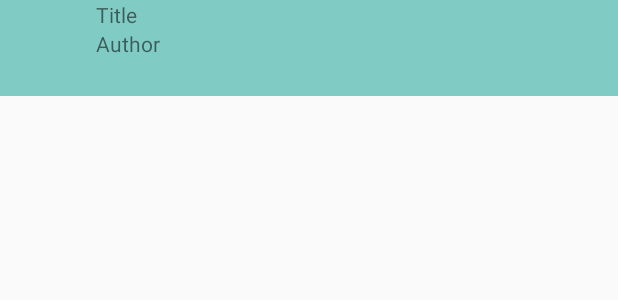
After one commit to marija283/BookProject, an Android app: the layout book_list_item.xml on its own in the app's theme, with its tools: preview values and no code run, on a phone screen of 412 x 824 dp. The commit adds this screen. Shown: the top 300 px of the screen. Run offline under Robolectric (Android 15) with nearby library versions, the phone set to English and light mode, and no system bars.

Commit message:
adapter for list books

```diff
--- a/app/src/main/java/mk/finki/mpip/bookproject/Tasks/GetAllBooksTask.java
+++ b/app/src/main/java/mk/finki/mpip/bookproject/Tasks/GetAllBooksTask.java
@@ -32,10 +32,10 @@ public class GetAllBooksTask extends AsyncTask<Void, Void, ArrayList<Book>> {
 
     Context context;
     private RestTemplate restTemplate;
-    private ArrayAdapter<Book> adapter;
+    private GetAllBooksAdapter adapter;
 
     //create with new GetAllBooksTask(getActivity(),adapter);
-    public GetAllBooksTask(Context context,ArrayAdapter<Book> adapter) {
+    public GetAllBooksTask(Context context,GetAllBooksAdapter adapter) {
         this.context = context;
         this.adapter = adapter;
     }
--- /dev/null
+++ b/app/src/main/res/layout/book_list_item.xml
@@ -0,0 +1,29 @@
+<?xml version="1.0" encoding="utf-8"?>
+<RelativeLayout xmlns:android="http://schemas.android.com/apk/res/android"
+    android:layout_width="match_parent"
+    android:layout_height="wrap_content"
+    android:background="@color/material_deep_teal_200">
+
+    <ImageView
+        android:layout_width="@dimen/book_image_width"
+        android:layout_height="@dimen/book_image_height"
+        android:id="@+id/book_image"
+        android:layout_alignParentTop="true"
+        android:layout_alignParentStart="true"></ImageView>
+    <TextView
+        android:id="@+id/book_title"
+        android:text="Title"
+        android:layout_toRightOf="@id/book_image"
+        android:layout_width="wrap_content"
+        android:layout_height="wrap_content" />
+
+
+    <TextView
+        android:layout_width="wrap_content"
+        android:layout_height="wrap_content"
+        android:text="Author"
+        android:id="@+id/book_author"
+        android:layout_below="@id/book_title"
+        android:layout_alignStart="@id/book_title"/>
+
+</RelativeLayout>
--- a/app/src/main/res/values/dimens.xml
+++ b/app/src/main/res/values/dimens.xml
@@ -6,4 +6,7 @@
     <dimen name="nav_header_vertical_spacing">16dp</dimen>
     <dimen name="nav_header_height">120dp</dimen>
     <dimen name="fab_margin">16dp</dimen>
+
+    <dimen name="book_image_width">64dp</dimen>
+    <dimen name="book_image_height">64dp</dimen>
 </resources>
--- a/app/src/main/res/values/strings.xml
+++ b/app/src/main/res/values/strings.xml
@@ -9,5 +9,9 @@
     <string name="user_name">User Name</string>
     <string name="action_refresh">Refresh</string>
 
-    <string name="url_books">http://192.168.56.1:8080/book-project/api/books</string>
+    <!--<string name="url_books">http://192.168.56.1:8080/book-project/api/books</string>-->
+    <string name="url_books"> https://api.myjson.com/bins/3cw19</string>
+    <string name="url_book"> https://api.myjson.com/bins/4sjlp </string>
+
+
 </resources>
```
Also changed, not shown: app/src/main/java/mk/finki/mpip/bookproject/Entities/Book.java (+6 -7 lines), app/src/main/java/mk/finki/mpip/bookproject/Fragments/ListFragment.java (+10 -5 lines), app/src/main/java/mk/finki/mpip/bookproject/Tasks/GetAllBooksAdapter.java (added, +146 -0 lines).
